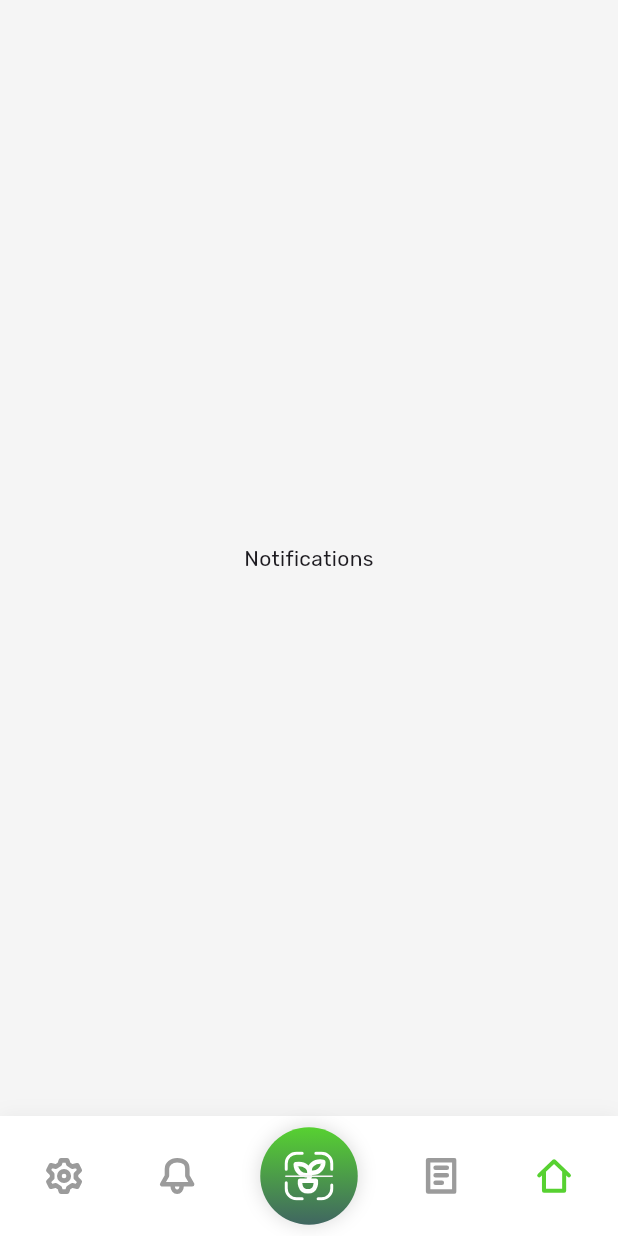
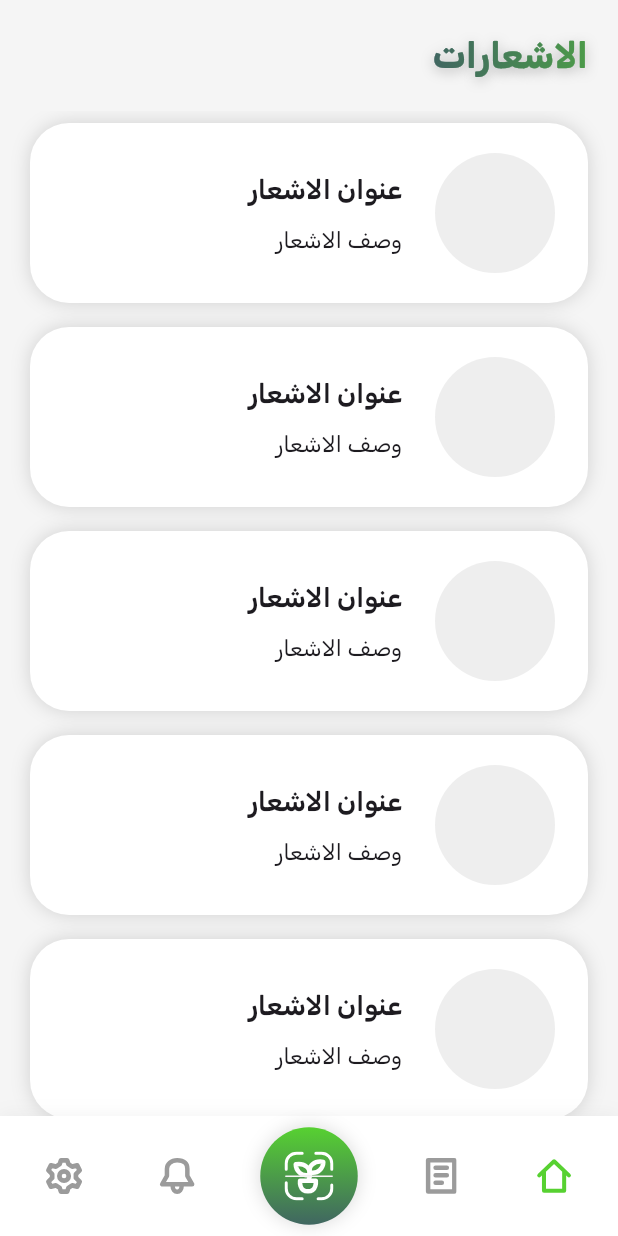
Before and after one commit to StrangerFelix/riwaa, a Flutter app: the screen it shows after launch, item 2 of the bottom bar chosen, on a phone screen of 412 x 824 dp. Run offline on Flutter 3.47's test engine with Material 3 defaults, Android fonts, the phone set to English and light mode, and no system bars; our stand-ins replace carousel_slider, flutter_svg, go_router, percent_indicator, smooth_page_indicator.

Commit message:
notifications UI completed

```diff
--- a/lib/core/utilities/constants.dart
+++ b/lib/core/utilities/constants.dart
@@ -7,3 +7,4 @@ const kSplashBackgroundColor = Color(0xffEDF1D6);
 const kPrimaryColor = Color(0xff57D131);
 const kMainBackgroundColor = Color(0xffF5F5F5);
 const kHorizontalPadding = 20.0;
+const kContainerBorderRadius = BorderRadius.all(Radius.circular(26));
--- a/lib/features/home/presentation/views/widgets/myPlants/myPlantsBox.dart
+++ b/lib/features/home/presentation/views/widgets/myPlants/myPlantsBox.dart
@@ -17,7 +17,7 @@ class MyPlantsBox extends StatelessWidget {
       width: double.infinity,
       decoration: BoxDecoration(
         color: Colors.white,
-        borderRadius: BorderRadius.circular(26),
+        borderRadius: kContainerBorderRadius,
         boxShadow: AppStyles.mainBoxShadows,
       ),
       child: Stack(
--- a/lib/features/notifications/presentation/views/notificationsViewBody.dart
+++ b/lib/features/notifications/presentation/views/notificationsViewBody.dart
@@ -1,10 +1,19 @@
 import 'package:flutter/material.dart';
+import 'package:riwaa/features/notifications/presentation/views/widgets/notificationsHeader.dart';
+import 'package:riwaa/features/notifications/presentation/views/widgets/notificationsList.dart';
 
 class NotificationsViewBody extends StatelessWidget {
   const NotificationsViewBody({super.key});
 
   @override
   Widget build(BuildContext context) {
-    return const Center(child: Text('Notifications'),);
+    return const Column(
+      crossAxisAlignment: CrossAxisAlignment.start,
+      children: [
+        NotificationsHeader(),
+        SizedBox(height: 20),
+        NotificationsList(),
+      ],
+    );
   }
 }
--- /dev/null
+++ b/lib/features/notifications/presentation/views/widgets/notificationsHeader.dart
@@ -0,0 +1,32 @@
+import 'package:flutter/material.dart';
+import 'package:riwaa/core/components/gradientText.dart';
+import 'package:riwaa/core/utilities/appStyles.dart';
+import 'package:riwaa/core/utilities/constants.dart';
+
+class NotificationsHeader extends StatelessWidget {
+  const NotificationsHeader({super.key});
+
+  @override
+  Widget build(BuildContext context) {
+    return Column(
+      children: [
+         SizedBox(height: MediaQuery.paddingOf(context).top + 20),
+          Padding(
+            padding: const EdgeInsets.symmetric(horizontal: kHorizontalPadding),
+            child: GradientText(
+              'الاشعارات',
+              gradient: const LinearGradient(
+                colors: [
+                  Color(0xff406661),
+                  Color(0xff4C9B49),
+                ]
+              ),
+              style: AppStyles.titleMedium.copyWith(
+                shadows: AppStyles.mainTextShadows
+              ),
+            ),
+          )
+      ],
+    );
+  }
+}
--- /dev/null
+++ b/lib/features/notifications/presentation/views/widgets/notificationsItem.dart
@@ -0,0 +1,48 @@
+import 'package:flutter/material.dart';
+import 'package:riwaa/core/utilities/appStyles.dart';
+import 'package:riwaa/core/utilities/constants.dart';
+
+class NotificationItem extends StatelessWidget {
+  const NotificationItem({super.key});
+
+  @override
+  Widget build(BuildContext context) {
+    return Container(
+      height: 120,
+      decoration: BoxDecoration(
+        color: Colors.white,
+        borderRadius: kContainerBorderRadius,
+        boxShadow: AppStyles.mainBoxShadows
+      ),
+      child: Row(
+        children: [
+          Expanded(
+            flex: 1,
+            child: CircleAvatar(
+              radius: 40,
+              backgroundColor: Colors.grey[200],
+            ),
+          ),
+          const Expanded(
+            flex: 2,
+            child: Column(
+              mainAxisAlignment: MainAxisAlignment.center,
+              crossAxisAlignment: CrossAxisAlignment.start,
+              children: [
+                Text(
+                  'عنوان الاشعار',
+                  style: AppStyles.bodyMedium,
+                ),
+                SizedBox(height: 10),
+                Text(
+                  'وصف الاشعار',
+                  style: AppStyles.paragraphSmall,
+                ),
+              ],
+            )
+          ),
+        ],
+      ),
+    );
+  }
+}
--- /dev/null
+++ b/lib/features/notifications/presentation/views/widgets/notificationsList.dart
@@ -0,0 +1,34 @@
+import 'package:flutter/material.dart';
+import 'package:riwaa/core/utilities/constants.dart';
+import 'package:riwaa/features/notifications/presentation/views/widgets/notificationsItem.dart';
+
+class NotificationsList extends StatelessWidget {
+  const NotificationsList({super.key});
+
+  @override
+  Widget build(BuildContext context) {
+    int count = 20;
+    return Expanded(
+      child: ListView.builder(
+        padding: EdgeInsets.zero,
+        itemCount: count,
+        physics: const AlwaysScrollableScrollPhysics(),
+        primary: true,
+        itemBuilder: (context, index) {
+          return Column(
+            children: [
+              const Padding(
+                padding: EdgeInsetsDirectional.symmetric(
+                  horizontal: kHorizontalPadding,
+                  vertical: 8,
+                ),
+                child: NotificationItem(),
+              ),
+              SizedBox(height: index == count - 1? 80 : 0),
+            ],
+          );
+        },
+      ),
+    );
+  }
+}
```
